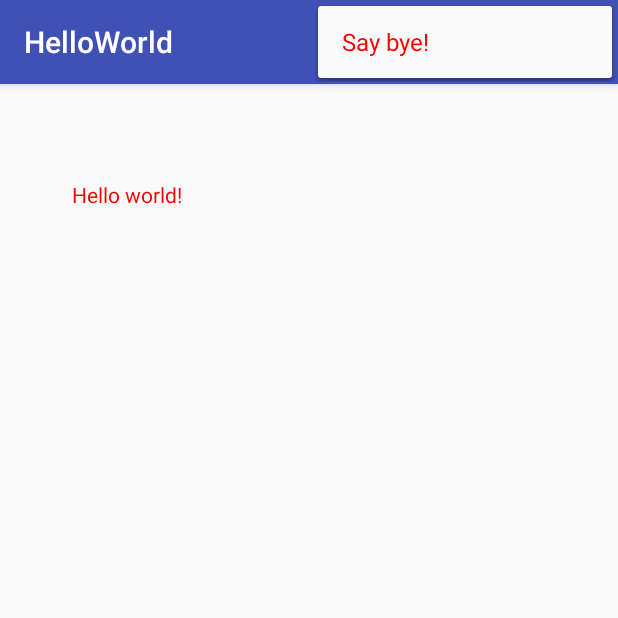
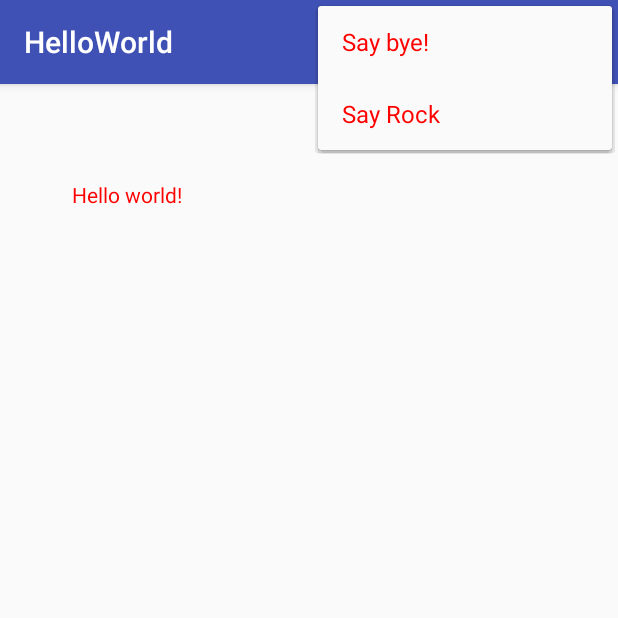
Before and after one commit to stacyporter/MenuWorld, an Android app: the screen it shows after launch (MainActivity), with the options menu open, on a phone screen of 412 x 824 dp, the top half of it. Run offline under Robolectric (Android 15) with nearby library versions, the phone set to English and light mode, and no system bars.

Commit message:
New menu item.

```diff
--- a/app/src/main/java/com/example/helloworld/MainActivity.java
+++ b/app/src/main/java/com/example/helloworld/MainActivity.java
@@ -29,6 +29,10 @@ public class MainActivity extends AppCompatActivity {
             greetingView.setText(R.string.bye);
             return true;
         }
+        else if (item.getItemId() == R.id.action_rock) {
+            greetingView.setText(R.string.rock);
+            return true;
+        }
         return super.onOptionsItemSelected(item);
     }
 }
--- a/app/src/main/res/menu/activity_main.xml
+++ b/app/src/main/res/menu/activity_main.xml
@@ -2,4 +2,6 @@
 <menu xmlns:android="http://schemas.android.com/apk/res/android">
     <item android:id="@+id/action_bye"
         android:title="@string/say_bye" />
+    <item android:id="@+id/action_rock"
+        android:title="@string/say_rock" />
 </menu>
--- a/app/src/main/res/values/strings.xml
+++ b/app/src/main/res/values/strings.xml
@@ -3,4 +3,6 @@
     <string name="say_bye">Say bye!</string>
     <string name="hello_world">Hello world!</string>
     <string name="bye">Goodbye!</string>
+    <string name="say_rock">Say Rock</string>
+    <string name="rock">Rock On!</string>
 </resources>
```
